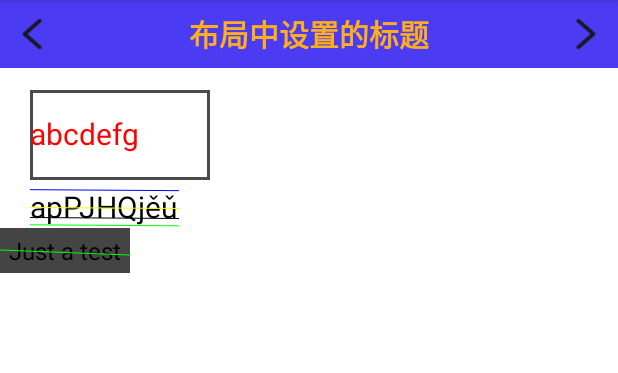
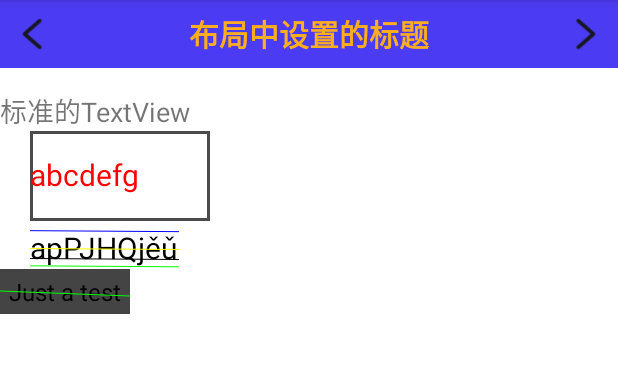
Before and after one commit to ljzjohnliu/JavaStudy, an Android app: the TestCustomViewActivity screen opened directly, with no data from a screen before it, on a phone screen of 412 x 824 dp, the part 84-457 px from its top. Run offline under Robolectric (Android 15) with nearby library versions, the phone set to English and light mode, and no system bars; our stand-ins replace ButterKnife.

Commit message:
3种正确获取view宽高的方法

```diff
--- a/app/src/main/java/com/study/android/customview/TestCustomViewActivity.java
+++ b/app/src/main/java/com/study/android/customview/TestCustomViewActivity.java
@@ -1,7 +1,11 @@
 package com.study.android.customview;
 
 import android.os.Bundle;
+import android.os.Handler;
 import android.util.Log;
+import android.view.View;
+import android.view.ViewTreeObserver;
+import android.widget.TextView;
 
 import androidx.appcompat.app.AppCompatActivity;
 
@@ -15,6 +19,8 @@ public class TestCustomViewActivity extends AppCompatActivity {
 
     @BindView(R.id.head_view)
     HeaderView headView;
+    @BindView(R.id.standard_tv)
+    TextView standardTv;
 
     @Override
     protected void onCreate(Bundle savedInstanceState) {
@@ -25,10 +31,97 @@ public class TestCustomViewActivity extends AppCompatActivity {
 //        headView.setTitle("这是标题");
         headView.setLeftListener(view -> Log.d(TAG, "left icon is onClicked!"));
         headView.setRightListener(view -> Log.d(TAG, "right icon is onClicked!"));
+//        getViewSize("onCreate");
+
+        /**
+         * 正确获取View宽高的方法2：Handler 或 view.post（runnable）
+         * 通过post可以将一个runnable投递到消息队列的尾部，然后等待Looper调用此runnable时，View也已经初始化好了。
+         */
+        standardTv.post(new Runnable() {
+            @Override
+            public void run() {
+                getViewSize("post");
+            }
+        });
+        new Handler().post(new Runnable() {
+            @Override
+            public void run() {
+                getViewSize("Handler post");
+            }
+        });
+        /**
+         * 正确获取View宽高的方法3：ViewTreeObserver
+         * 使用ViewTreeObserver的众多回调也可以完成这个功能，比如使用OnGlobalLayoutListener这个接口。
+         * 当View树的状态发生改变或者View树内部的View的可见性发生改变时，onGlobalLayout方法将被调用。
+         *
+         * 注意：伴随着View树的状态改变等，onGlobalLayout会被调用多次。因此需要在适当时机将监听回调移除。
+         */
+        ViewTreeObserver viewTreeObserver = standardTv.getViewTreeObserver();
+        viewTreeObserver.addOnGlobalFocusChangeListener(new ViewTreeObserver.OnGlobalFocusChangeListener() {
+            @Override
+            public void onGlobalFocusChanged(View oldFocus, View newFocus) {
+                viewTreeObserver.removeOnGlobalFocusChangeListener(this);
+                getViewSize("onGlobalFocusChanged");
+            }
+        });
     }
 
     @Override
-    protected void onDestroy() {
-        super.onDestroy();
+    protected void onStart() {
+        super.onStart();
+        Log.d(TAG, "------onStart: ");
+//        getViewSize("onStart");
+    }
+
+    @Override
+    protected void onResume() {
+        super.onResume();
+        Log.d(TAG, "------onResume: ");
+        getViewSize("onResume");
+    }
+
+    @Override
+    protected void onPause() {
+        super.onPause();
+        Log.d(TAG, "------onPause: ");
+    }
+
+    @Override
+    protected void onStop() {
+        super.onStop();
+        Log.d(TAG, "------onStop: ");
+    }
+
+    @Override
+    protected void onRestart() {
+        super.onRestart();
+        Log.d(TAG, "------onRestart: ");
+    }
+
+    /**
+     * 正确获取View宽高的方法1：onWindowFocusChanged
+     * 该方法的含义是：View已经初始化完毕了，宽/高已经准备好了，所以此时去获取宽/高是没有问题的。
+     * 注意：onWindowFocusChanged会被调用多次，当activity的窗口得到焦点和失去焦点时均会被调用一次，
+     * 具体来说，当activity继续执行（onResume）和暂停执行（onPause）时，onWindowFocusChanged均会被调用。
+     */
+    @Override
+    public void onWindowFocusChanged(boolean hasFocus) {
+        super.onWindowFocusChanged(hasFocus);
+        Log.d(TAG, "------onWindowFocusChanged: hasFocus = " + hasFocus);
+        if (hasFocus) {
+            getViewSize("onWindowFocusChanged");
+        }
+    }
+
+    /**
+     * View 的测绘流程是在 performTraversals() 才开始的；而这个方法的调用是在 onResume() 方法之后，
+     * 所以在 onCreate() 和 onResume() 方法中拿不到 View 的宽高信息也就很容易理解了。
+     * 实际上在onCreate，onStart，onResume中均无法正确得到某个View的宽高信息。因为View的measure过程和activity的生命周期方法不是同步执行的，
+     * 因此无法保证Activity执行了onCreate，onStart，onResume时，某个View已经测量完毕，一旦View没有测量完毕，那么我们此时获得的宽/高就是0。
+     * 总结了正确获取某个View宽高信息的四种方法
+     */
+    private void getViewSize(String msg) {
+        Log.d(TAG, msg + " standardTv, getViewSize: height = " + standardTv.getHeight() + ", width = " +  + standardTv.getWidth());
+        Log.d(TAG, msg + " standardTv, getViewSize: measured height = " + standardTv.getMeasuredHeight() + ", width = " +  + standardTv.getMeasuredHeight());
     }
 }
--- a/app/src/main/res/layout/activity_test_custom.xml
+++ b/app/src/main/res/layout/activity_test_custom.xml
@@ -15,6 +15,14 @@
         app:showViews="left_img|center_text|right_img"
         app:titleColor="@color/colorLabelYellow"
         app:titleText="布局中设置的标题" />
+
+    <TextView
+        android:id="@+id/standard_tv"
+        android:layout_width="wrap_content"
+        android:layout_height="wrap_content"
+        android:textSize="18sp"
+        android:text="标准的TextView"
+        />
 
     <com.study.android.customview.TestView
         android:layout_width="120dp"
```
